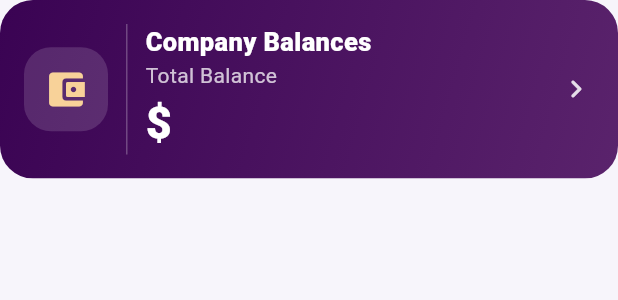
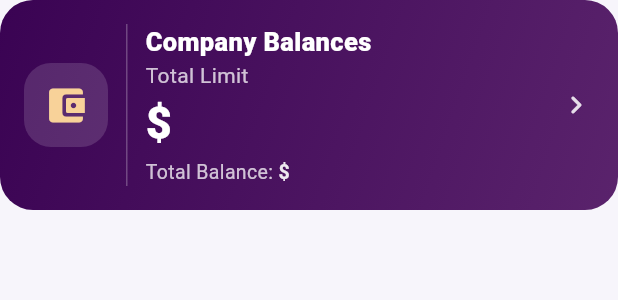
Before and after one commit to waaproltd-spec/Badal-exchange, a Flutter app: the _CompanyBalancesCard widget shown alone on an empty page, opened directly with empty values, on a phone screen of 412 x 824 dp. Shown: the top 300 px of the screen. Run offline on Flutter 3.47's test engine with Material 3 defaults, Android fonts, the phone set to English and light mode, and no system bars; our stand-ins replace audioplayers, device_info_plus, firebase_core, firebase_messaging, flutter_secure_storage, font_awesome_flutter and 6 more; accounts and stored records are empty; network calls fail.

Commit message:
Agent App: Dashboard Company Balances card shows Total Limit (the balance stays as a smaller line)
Co-Authored-By: Claude Sonnet 5.5 <noreply@anthropic.com>
Claude-Session: https://claude.ai/code/session_011NoKpXo4GzSuoMJss1uUua

```diff
--- a/agent-app/lib/screens/dashboard_screen.dart
+++ b/agent-app/lib/screens/dashboard_screen.dart
@@ -410,11 +410,27 @@ class _CompanyBalancesCard extends StatelessWidget {
                       if (d == null)
                         Tx('Cash register balances', style: TextStyle(color: AppColors.onHeader.withOpacity(0.75)))
                       else ...[
-                        Tx('Total Balance', style: TextStyle(color: AppColors.onHeader.withOpacity(0.75))),
+                        Tx('Total Limit', style: TextStyle(color: AppColors.onHeader.withOpacity(0.75))),
                         FittedBox(
                           fit: BoxFit.scaleDown,
                           alignment: Alignment.centerLeft,
-                          child: Text(usd(d.total), key: const Key('company-total'), style: TextStyle(fontSize: 30, fontWeight: FontWeight.w800, color: AppColors.onHeader)),
+                          child: Text(d.totalLimit == null ? tr('Not reported') : usd(d.totalLimit!),
+                              key: const Key('company-total-limit'),
+                              style: TextStyle(fontSize: 30, fontWeight: FontWeight.w800, color: AppColors.onHeader)),
+                        ),
+                        Padding(
+                          padding: const EdgeInsets.only(top: 2),
+                          child: Row(mainAxisSize: MainAxisSize.min, children: [
+                            Tx('Total Balance', style: TextStyle(fontSize: 13, color: AppColors.onHeader.withOpacity(0.75))),
+                            Text(': ', style: TextStyle(fontSize: 13, color: AppColors.onHeader.withOpacity(0.75))),
+                            Flexible(
+                              child: Text(usd(d.total),
+                                  key: const Key('company-total'),
+                                  maxLines: 1,
+                                  overflow: TextOverflow.ellipsis,
+                                  style: TextStyle(fontSize: 13, fontWeight: FontWeight.w700, color: AppColors.onHeader.withOpacity(0.9))),
+                            ),
+                          ]),
                         ),
                         if (d.lowCount > 0 || d.unavailableCount > 0)
                           Padding(
```
Also changed, not shown: 1 other file.
